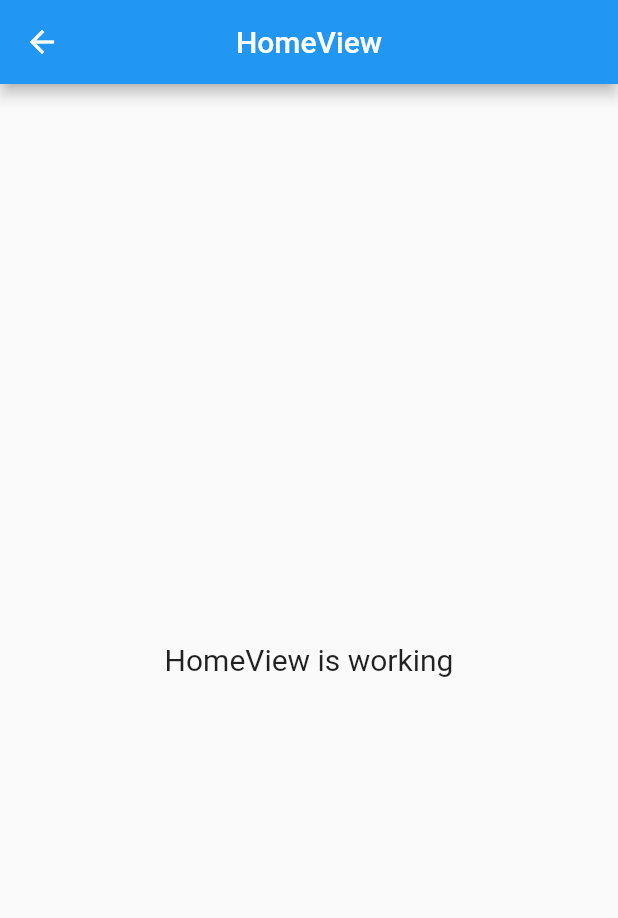
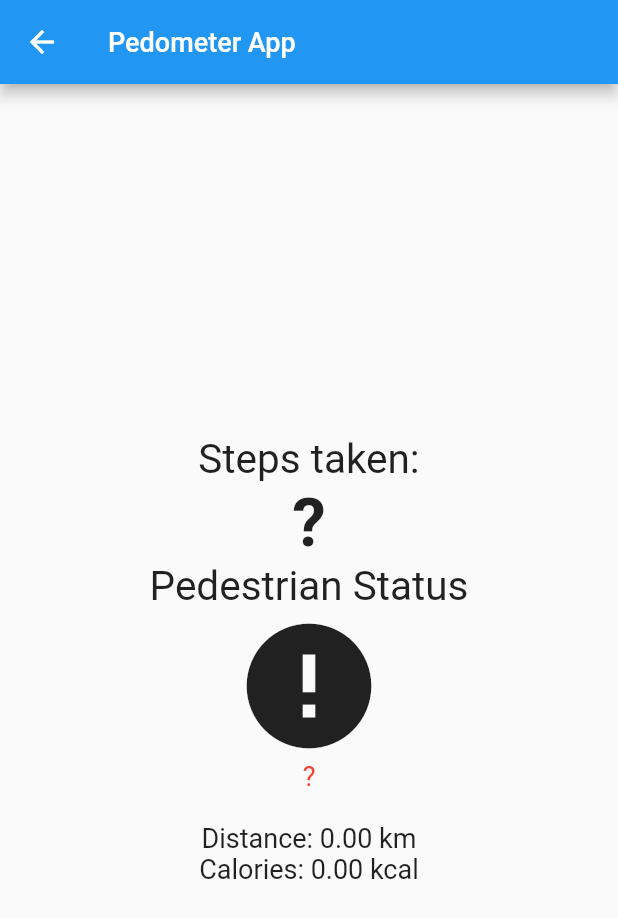
Before and after one commit to ivanismail/pedometer, a Flutter app: the HomeView screen opened by its route, on a phone screen of 412 x 824 dp. Shown: the top 918 px of the screen. Run offline on Flutter 3.47's test engine with Material 2 defaults, Android fonts, the phone set to English and light mode, and no system bars; our stand-ins replace get, get_storage, pedometer; accounts and stored records are empty.

Commit message:
add: pedometer count

```diff
--- /dev/null
+++ b/lib/app/export.dart
@@ -0,0 +1,3 @@
+export 'package:flutter/material.dart';
+export 'package:get/get.dart';
+export 'routes/app_pages.dart';
--- a/lib/app/modules/home/controllers/home_controller.dart
+++ b/lib/app/modules/home/controllers/home_controller.dart
@@ -1,20 +1,56 @@
-import 'package:get/get.dart';
+import 'package:get_storage/get_storage.dart';
+
+import '../../../export.dart';
+import '../../../storage.dart';
 
 class HomeController extends GetxController {
-  //TODO: Implement HomeController
+  //* PERSONAL SETTING
+  final TextEditingController genderController = TextEditingController();
+  final TextEditingController ageController = TextEditingController();
+  final TextEditingController weightController = TextEditingController();
+  final TextEditingController heightController = TextEditingController();
 
-  final count = 0.obs;
-  @override
-  void onInit() {
-    super.onInit();
+  void saveData() async {
+    GetStorage().write(XStorage.gender, genderController.text);
+    GetStorage().write(XStorage.age, ageController.text);
+    GetStorage().write(XStorage.height, heightController.text);
+    GetStorage().write(XStorage.weight, heightController.text);
+
+    Get.offAllNamed(Routes.HOME);
   }
 
-  @override
-  void onReady() {
-    super.onReady();
+  //* PEDOMETER HOME
+  String stepCountValue = '0';
+  double distance = 0.0;
+  double calories = 0.0;
+  double weight = 0.0;
+  double height = 0.0;
+
+  void loadUserData() async {
+    weight = GetStorage().read(XStorage.weight) ?? 0.0;
+    height = GetStorage().read(XStorage.height) ?? 0.0;
   }
 
-  @override
-  void onClose() {}
-  void increment() => count.value++;
+  // void initPedometer() {
+  //   Pedometer pedometer = Pedometer();
+  //   pedometer.stepCountStream.listen(onStepCount);
+  //   pedometer.pedometerStream.listen(onStepCount);
+  // }
+
+  // void onStepCount(int stepCountValue) {
+  //   stepCountValue = stepCountValue.toString();
+  //   distance = _calculateDistance(stepCountValue);
+  //   calories = _calculateCalories(stepCountValue);
+  //   update();
+  // }
+
+  // double _calculateDistance(int steps) {
+  //   double strideLength =
+  //       height * 0.415 / 100; // average stride length in meters
+  //   return (steps * strideLength) / 1000; // distance in kilometers
+  // }
+
+  // double _calculateCalories(int steps) {
+  //   return 0.04 * steps * weight; // approximate calories burned
+  // }
 }
--- a/lib/app/modules/home/views/home_view.dart
+++ b/lib/app/modules/home/views/home_view.dart
@@ -1,21 +1,117 @@
-import 'package:flutter/material.dart';
+// ignore_for_file: prefer_const_constructors
 
-import 'package:get/get.dart';
+import 'package:pedometer/pedometer.dart';
 
+import '../../../export.dart';
 import '../controllers/home_controller.dart';
 
-class HomeView extends GetView<HomeController> {
+class HomeView extends StatefulWidget {
+  const HomeView({Key? key}) : super(key: key);
+
+  @override
+  State<HomeView> createState() => _HomeViewState();
+}
+
+class _HomeViewState extends State<HomeView> {
+  final HomeController controller = Get.find<HomeController>();
+
+   late Stream<StepCount> _stepCountStream;
+  late Stream<PedestrianStatus> _pedestrianStatusStream;
+  String _status = '?', _steps = '?';
+
+  @override
+  void initState() {
+    super.initState();
+    initPlatformState();
+  }
+
+  void onStepCount(StepCount event) {
+    setState(() {
+      _steps = event.steps.toString();
+    });
+  }
+
+  void onPedestrianStatusChanged(PedestrianStatus event) {
+    setState(() {
+      _status = event.status;
+    });
+  }
+
+  void onPedestrianStatusError(error) {
+    // print('onPedestrianStatusError: $error');
+    setState(() {
+      _status = 'Pedestrian Status not available';
+    });
+    // print(_status);
+  }
+
+  void onStepCountError(error) {
+    // print('onStepCountError: $error');
+    setState(() {
+      _steps = 'Step Count not available';
+    });
+  }
+
+  void initPlatformState() {
+    _pedestrianStatusStream = Pedometer.pedestrianStatusStream;
+    _pedestrianStatusStream
+        .listen(onPedestrianStatusChanged)
+        .onError(onPedestrianStatusError);
+
+    _stepCountStream = Pedometer.stepCountStream;
+    _stepCountStream.listen(onStepCount).onError(onStepCountError);
+
+    if (!mounted) return;
+  }
+
   @override
   Widget build(BuildContext context) {
     return Scaffold(
       appBar: AppBar(
-        title: Text('HomeView'),
-        centerTitle: true,
+        title: Text('Pedometer App'),
       ),
       body: Center(
-        child: Text(
-          'HomeView is working',
-          style: TextStyle(fontSize: 20),
+        child: Column(
+          mainAxisAlignment: MainAxisAlignment.center,
+          children: <Widget>[
+            Text(
+              'Steps taken:',
+              style: TextStyle(fontSize: 30),
+            ),
+            Text(
+              _steps,
+              style: TextStyle(fontSize: 50, fontWeight: FontWeight.bold),
+            ),
+            Text(
+                'Pedestrian Status',
+                style: TextStyle(fontSize: 30),
+              ),
+              Icon(
+                _status == 'walking'
+                    ? Icons.directions_walk
+                    : _status == 'stopped'
+                        ? Icons.accessibility_new
+                        : Icons.error,
+                size: 100,
+              ),
+              Center(
+                child: Text(
+                  _status,
+                  style: _status == 'walking' || _status == 'stopped'
+                      ? TextStyle(fontSize: 30)
+                      : TextStyle(fontSize: 20, color: Colors.red),
+                ),
+              ),
+            SizedBox(height: 20),
+            Text(
+              'Distance: ${controller.distance.toStringAsFixed(2)} km',
+              style: TextStyle(fontSize: 20),
+            ),
+            Text(
+              'Calories: ${controller.calories.toStringAsFixed(2)} kcal',
+              style: TextStyle(fontSize: 20),
+            ),
+          ],
         ),
       ),
     );
--- a/lib/app/routes/app_routes.dart
+++ b/lib/app/routes/app_routes.dart
@@ -1,12 +1,16 @@
+// ignore_for_file: constant_identifier_names
+
 part of 'app_pages.dart';
 // DO NOT EDIT. This is code generated via package:get_cli/get_cli.dart
 
 abstract class Routes {
   Routes._();
   static const HOME = _Paths.HOME;
+  static const PERSONAL_SETTING = _Paths.PERSONAL_SETTING;
 }
 
 abstract class _Paths {
   _Paths._();
   static const HOME = '/home';
+  static const PERSONAL_SETTING = '/personal-setting';
 }
--- /dev/null
+++ b/lib/app/storage.dart
@@ -0,0 +1,6 @@
+class XStorage {
+  static const gender = 'gender';
+  static const age = 'age';
+  static const height = 'height';
+  static const weight = 'weight';
+}
--- a/pubspec.yaml
+++ b/pubspec.yaml
@@ -1,4 +1,4 @@
-name: pedometer
+name: pedometer_app
 version: 1.0.0+1
 publish_to: none
 description: A new Flutter project.
@@ -10,6 +10,9 @@ dependencies:
   get: 4.6.5
   flutter:
     sdk: flutter
+  google_fonts: ^4.0.4
+  pedometer: ^4.0.0
+  get_storage: ^2.1.1
 
 dev_dependencies:
   flutter_lints: ^1.0.0
```
Also changed, not shown: lib/app/modules/home/views/personal_setting_view.dart (added, +57 -0 lines), lib/app/routes/app_pages.dart (+9 -1 lines), lib/main.dart (+7 -1 lines), lib/app/util.dart (added), pubspec.lock, 6 other files.
